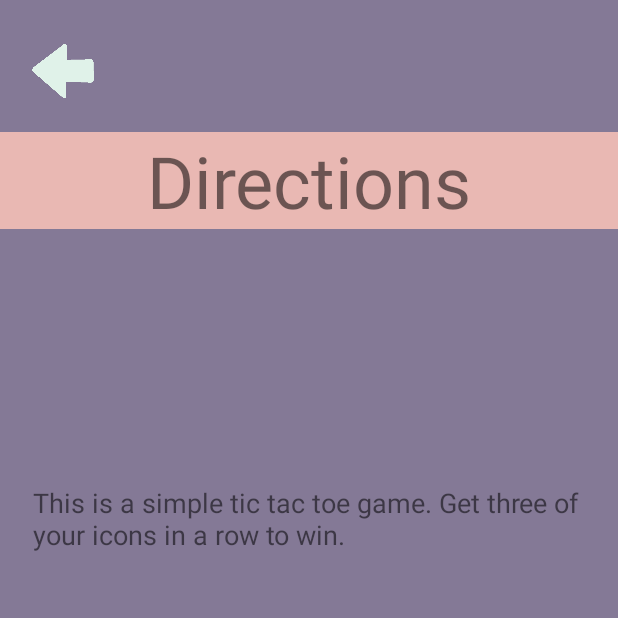
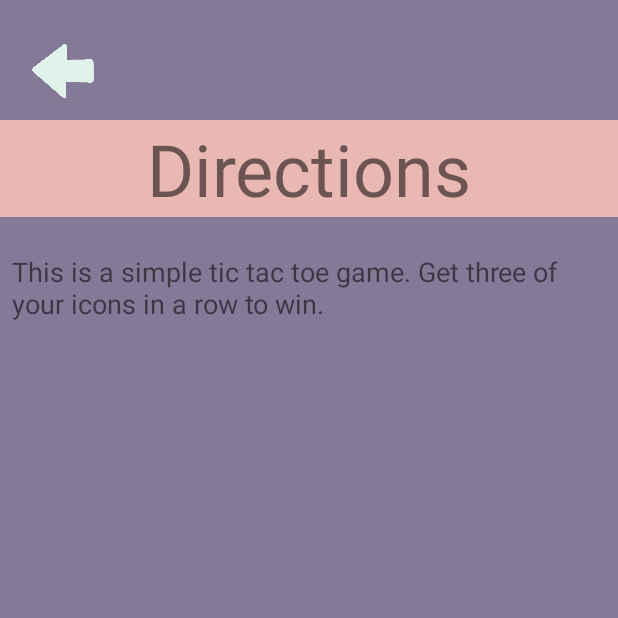
Before and after one commit to zcoop98/TCubed, an Android app: the DirectionsMenu screen opened directly, with no data from a screen before it, on a phone screen of 412 x 824 dp, the top half of it. Run offline under Robolectric (Android 15) with nearby library versions, the phone set to English and light mode, and no system bars.

Commit message:
Standardize Heading Location

```diff
--- a/app/src/main/res/layout/activity_backgrounds_list.xml
+++ b/app/src/main/res/layout/activity_backgrounds_list.xml
@@ -10,7 +10,7 @@
         android:id="@+id/textView"
         android:layout_width="0dp"
         android:layout_height="wrap_content"
-        android:layout_marginTop="72dp"
+        android:layout_marginTop="80dp"
         android:background="@color/Frame"
         android:fontFamily="sans-serif"
         android:text="@string/BackgroundsList.backgrounds"
--- a/app/src/main/res/layout/activity_credits.xml
+++ b/app/src/main/res/layout/activity_credits.xml
@@ -12,7 +12,7 @@
         android:layout_width="0dp"
         android:layout_height="wrap_content"
         android:layout_marginBottom="8dp"
-        android:layout_marginTop="8dp"
+        android:layout_marginTop="80dp"
         android:background="@color/Frame"
         android:fontFamily="sans-serif"
         android:text="Credits"
@@ -21,10 +21,10 @@
         android:typeface="normal"
         app:layout_constraintBottom_toTopOf="@+id/guideline7"
         app:layout_constraintEnd_toEndOf="parent"
-        app:layout_constraintHorizontal_bias="0.502"
+        app:layout_constraintHorizontal_bias="0.0"
         app:layout_constraintStart_toStartOf="parent"
         app:layout_constraintTop_toTopOf="parent"
-        app:layout_constraintVertical_bias="0.838" />
+        app:layout_constraintVertical_bias="0.0" />
 
     <ImageButton
         android:id="@+id/imageButton2"
--- a/app/src/main/res/layout/activity_directions_menu.xml
+++ b/app/src/main/res/layout/activity_directions_menu.xml
@@ -30,7 +30,7 @@
         android:layout_width="0dp"
         android:layout_height="wrap_content"
         android:layout_marginBottom="8dp"
-        android:layout_marginTop="8dp"
+        android:layout_marginTop="80dp"
         android:background="@color/Frame"
         android:fontFamily="sans-serif"
         android:text="@string/DirectionsMenu.title"
@@ -42,7 +42,7 @@
         app:layout_constraintHorizontal_bias="0.0"
         app:layout_constraintStart_toStartOf="parent"
         app:layout_constraintTop_toTopOf="parent"
-        app:layout_constraintVertical_bias="1.0" />
+        app:layout_constraintVertical_bias="0.0" />
 
     <android.support.constraint.Guideline
         android:id="@+id/guideline6"
@@ -60,8 +60,10 @@
         android:layout_marginTop="8dp"
         app:layout_constraintBottom_toBottomOf="parent"
         app:layout_constraintEnd_toEndOf="parent"
+        app:layout_constraintHorizontal_bias="0.0"
         app:layout_constraintStart_toStartOf="parent"
-        app:layout_constraintTop_toTopOf="@+id/guideline6">
+        app:layout_constraintTop_toTopOf="@+id/guideline6"
+        app:layout_constraintVertical_bias="0.0">
 
         <LinearLayout
             android:layout_width="match_parent"
--- a/app/src/main/res/layout/activity_play_menu.xml
+++ b/app/src/main/res/layout/activity_play_menu.xml
@@ -29,7 +29,7 @@
         android:layout_width="0dp"
         android:layout_height="wrap_content"
         android:layout_marginBottom="8dp"
-        android:layout_marginTop="8dp"
+        android:layout_marginTop="80dp"
         android:background="@color/Frame"
         android:fontFamily="sans-serif"
         android:text="@string/Activity_Play_Menu.settings"
@@ -40,7 +40,7 @@
         app:layout_constraintEnd_toEndOf="parent"
         app:layout_constraintStart_toStartOf="parent"
         app:layout_constraintTop_toTopOf="parent"
-        app:layout_constraintVertical_bias="0.123" />
+        app:layout_constraintVertical_bias="0.0" />
 
     <Switch
         android:id="@+id/switch2"
--- a/app/src/main/res/layout/activity_themes_menu.xml
+++ b/app/src/main/res/layout/activity_themes_menu.xml
@@ -10,7 +10,7 @@
         android:id="@+id/textView"
         android:layout_width="0dp"
         android:layout_height="wrap_content"
-        android:layout_marginTop="8dp"
+        android:layout_marginTop="80dp"
         android:background="@color/Frame"
         android:fontFamily="sans-serif"
         android:text="@string/ThemesMenu.textView.themes"
@@ -21,7 +21,7 @@
         app:layout_constraintEnd_toEndOf="parent"
         app:layout_constraintStart_toStartOf="parent"
         app:layout_constraintTop_toTopOf="parent"
-        app:layout_constraintVertical_bias="1.0" />
+        app:layout_constraintVertical_bias="0.0" />
 
     <Button
         android:id="@+id/button5"
```
